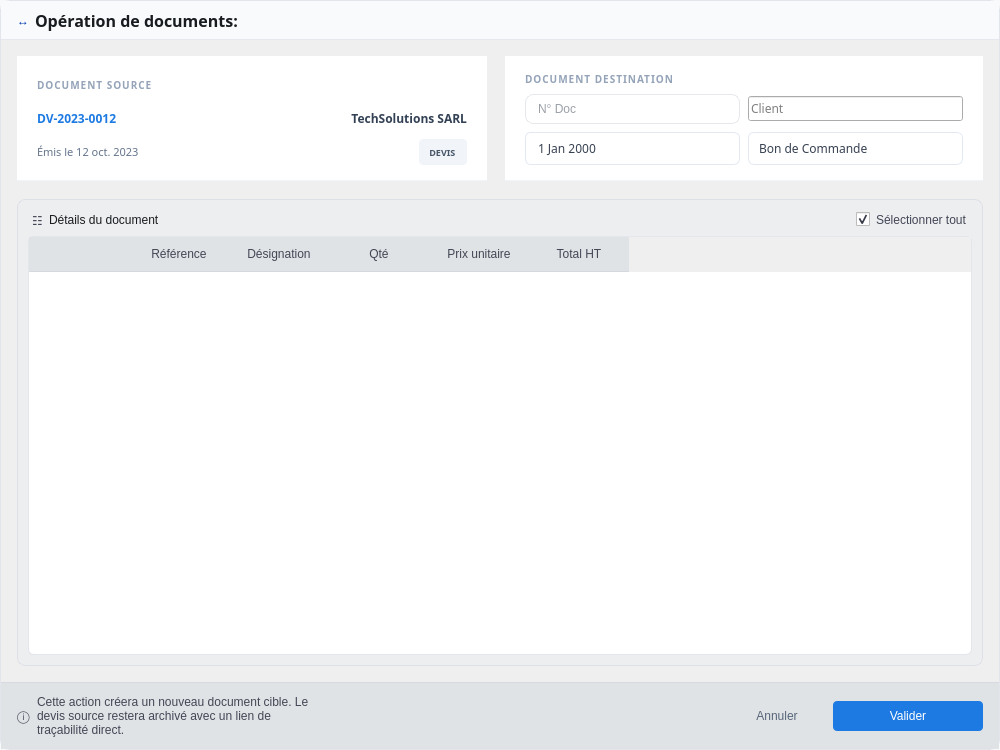
This is program/windows/transfer_window/transfert_document_dialog.ui in lak-barmajyat/ERP as Qt 5 draws it before an edit. The edited form follows.
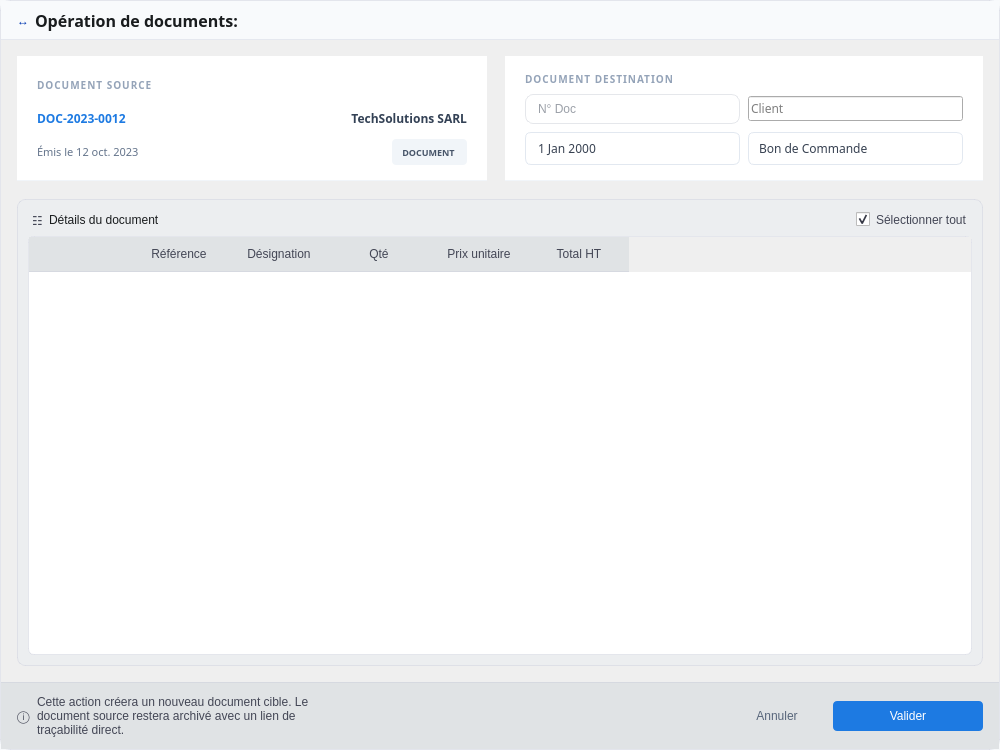
This is the edited form. Icons and pictures are not drawn.

The edit to the form file:
```diff
--- a/program/windows/transfer_window/transfert_document_dialog.ui
+++ b/program/windows/transfer_window/transfert_document_dialog.ui
@@ -227,7 +227,7 @@
                     <string notr="true">font-size: 12px; font-weight: bold; color: #1d7ae2;</string>
                    </property>
                    <property name="text">
-                    <string>DV-2023-0012</string>
+                    <string>DOC-2023-0012</string>
                    </property>
                   </widget>
                  </item>
@@ -299,7 +299,7 @@
                     <string>background-color: #f1f5f9; border-radius: 4px; font-size: 9px; font-weight: bold; color: #475569; padding: 2px 6px;</string>
                    </property>
                    <property name="text">
-                    <string> DEVIS </string>
+                    <string> DOCUMENT </string>
                    </property>
                   </widget>
                  </item>
@@ -713,7 +713,7 @@
             <string notr="true">QLabel#labelFooterInfoText { color: #434655; font: 500 8pt &quot;Overpass&quot;; }</string>
            </property>
            <property name="text">
-            <string>Cette action créera un nouveau document cible. Le devis source restera archivé avec un lien de traçabilité direct.</string>
+            <string>Cette action créera un nouveau document cible. Le document source restera archivé avec un lien de traçabilité direct.</string>
            </property>
            <property name="wordWrap">
             <bool>true</bool>
```
